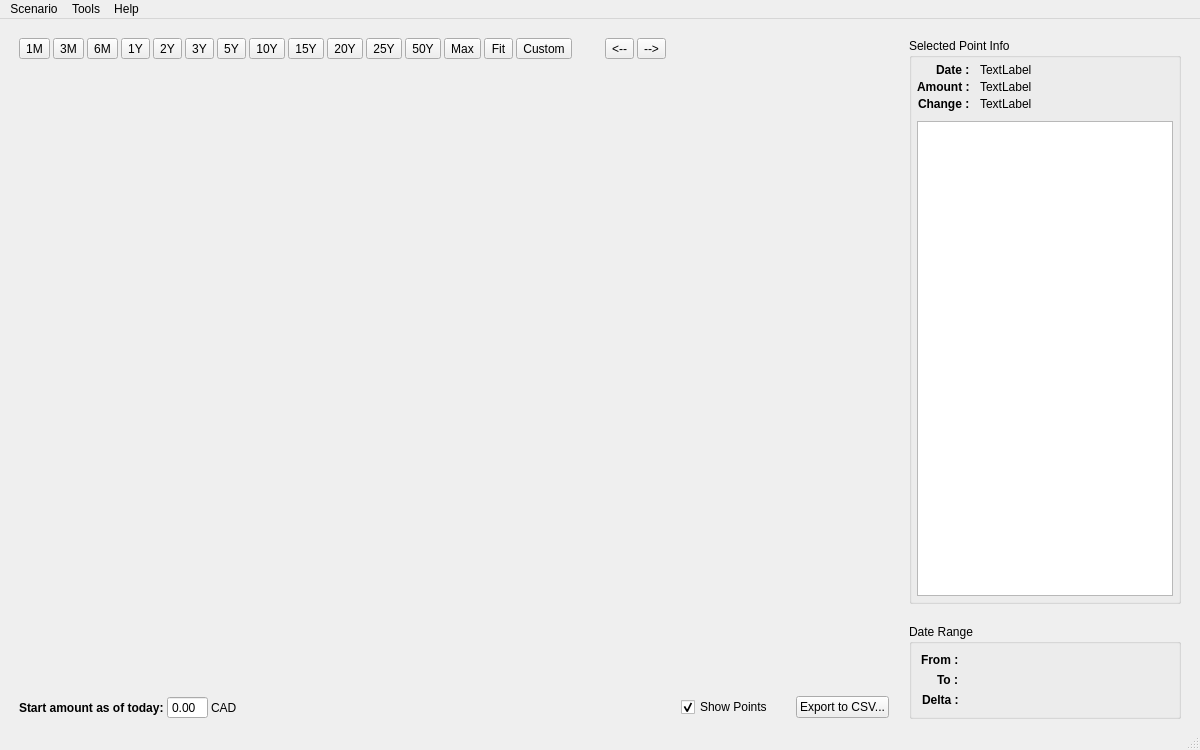
Before: the Qt Designer form mainwindow.ui in redmoon1945/gbp, drawn with Qt 5.
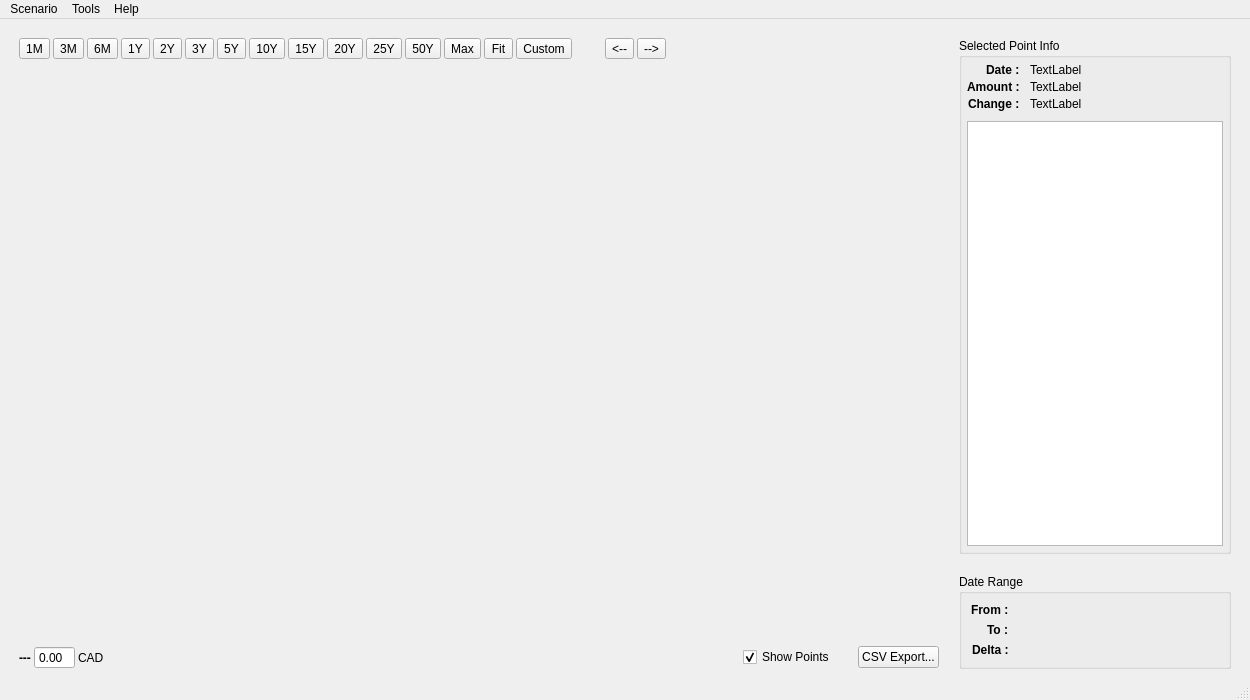
After: the same form once the commit is applied.

Commit message: * display today's date in botton startAmountLabel * timeout of 5 sec onn status bar message * change main and editscenario window size to 1250 x 700 * adjust layouts of some windows

Patch:
```diff
--- a/mainwindow.ui
+++ b/mainwindow.ui
@@ -6,8 +6,8 @@
    <rect>
     <x>0</x>
     <y>0</y>
-    <width>1200</width>
-    <height>750</height>
+    <width>1250</width>
+    <height>700</height>
    </rect>
   </property>
   <property name="sizePolicy">
@@ -227,7 +227,7 @@
              </font>
             </property>
             <property name="text">
-             <string>Start amount as of today:</string>
+             <string>---</string>
             </property>
            </widget>
           </item>
@@ -261,6 +261,22 @@
             </property>
            </spacer>
           </item>
+          <item>
+           <spacer name="horizontalSpacer_4">
+            <property name="orientation">
+             <enum>Qt::Horizontal</enum>
+            </property>
+            <property name="sizeType">
+             <enum>QSizePolicy::Fixed</enum>
+            </property>
+            <property name="sizeHint" stdset="0">
+             <size>
+              <width>40</width>
+              <height>20</height>
+             </size>
+            </property>
+           </spacer>
+          </item>
           <item>
            <widget class="QCheckBox" name="showPointsCheckBox">
             <property name="text">
@@ -290,7 +306,7 @@
           <item>
            <widget class="QPushButton" name="exportTextFilePushButton">
             <property name="text">
-             <string>Export to CSV...</string>
+             <string>CSV Export...</string>
             </property>
            </widget>
           </item>
@@ -551,7 +567,7 @@
     <rect>
      <x>0</x>
      <y>0</y>
-     <width>1200</width>
+     <width>1250</width>
      <height>23</height>
     </rect>
    </property>
```
Left out of the diff: 2 changed lines with no effect on the pictures. The commit also changes 6 other files.
